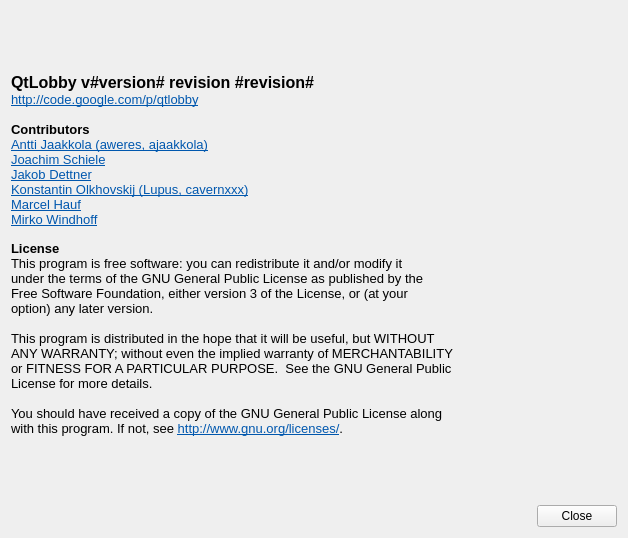
Above: ui/AboutWidget.ui from tizbac/qtlobby before the change. Below: the same form after it.
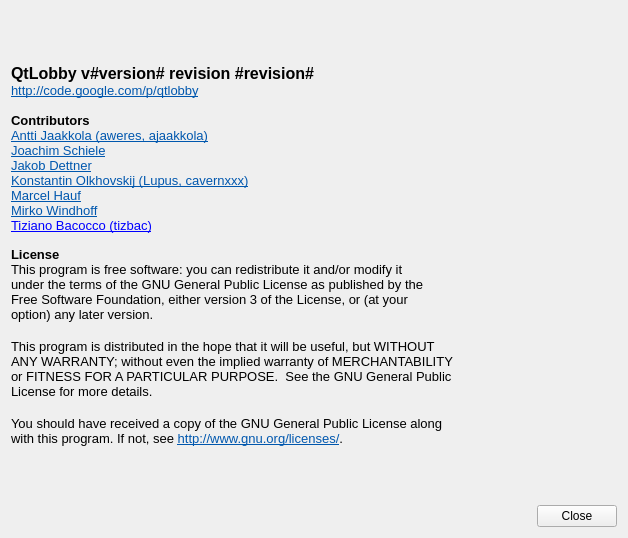
That is the form after the change. Icons and pictures are not drawn.

Commit message: Added me as contributor

Patch:
```diff
--- a/ui/AboutWidget.ui
+++ b/ui/AboutWidget.ui
@@ -42,30 +42,31 @@
         <string>&lt;!DOCTYPE HTML PUBLIC &quot;-//W3C//DTD HTML 4.0//EN&quot; &quot;http://www.w3.org/TR/REC-html40/strict.dtd&quot;&gt;
 &lt;html&gt;&lt;head&gt;&lt;meta name=&quot;qrichtext&quot; content=&quot;1&quot; /&gt;&lt;style type=&quot;text/css&quot;&gt;
 p, li { white-space: pre-wrap; }
-&lt;/style&gt;&lt;/head&gt;&lt;body style=&quot; font-family:'DejaVu Sans'; font-size:9pt; font-weight:400; font-style:normal;&quot;&gt;
+&lt;/style&gt;&lt;/head&gt;&lt;body style=&quot; font-family:'Sans Serif'; font-size:11pt; font-weight:400; font-style:normal;&quot;&gt;
 &lt;p style=&quot; margin-top:0px; margin-bottom:0px; margin-left:0px; margin-right:0px; -qt-block-indent:0; text-indent:0px;&quot;&gt;&lt;img src=&quot;#logo_icon#&quot; /&gt;&lt;/p&gt;
 &lt;p style=&quot; margin-top:0px; margin-bottom:0px; margin-left:0px; margin-right:0px; -qt-block-indent:0; text-indent:0px;&quot;&gt;&lt;span style=&quot; font-family:'Verdana'; font-size:12pt; font-weight:600;&quot;&gt;QtLobby v#version# revision #revision#&lt;/span&gt;&lt;/p&gt;
 &lt;p style=&quot; margin-top:0px; margin-bottom:0px; margin-left:0px; margin-right:0px; -qt-block-indent:0; text-indent:0px;&quot;&gt;&lt;a href=&quot;http://code.google.com/p/qtlobby/&quot;&gt;&lt;span style=&quot; font-family:'Verdana'; font-size:10pt; text-decoration: underline; color:#0057ae;&quot;&gt;http://code.google.com/p/qtlobby&lt;/span&gt;&lt;/a&gt;&lt;/p&gt;
-&lt;p style=&quot;-qt-paragraph-type:empty; margin-top:0px; margin-bottom:0px; margin-left:0px; margin-right:0px; -qt-block-indent:0; text-indent:0px; font-family:'Sans Serif'; font-size:10pt;&quot;&gt;&lt;/p&gt;
-&lt;p style=&quot; margin-top:0px; margin-bottom:0px; margin-left:0px; margin-right:0px; -qt-block-indent:0; text-indent:0px;&quot;&gt;&lt;span style=&quot; font-family:'Sans Serif'; font-size:10pt; font-weight:600;&quot;&gt;Contributors&lt;/span&gt;&lt;/p&gt;
+&lt;p style=&quot;-qt-paragraph-type:empty; margin-top:0px; margin-bottom:0px; margin-left:0px; margin-right:0px; -qt-block-indent:0; text-indent:0px; font-size:10pt;&quot;&gt;&lt;br /&gt;&lt;/p&gt;
+&lt;p style=&quot; margin-top:0px; margin-bottom:0px; margin-left:0px; margin-right:0px; -qt-block-indent:0; text-indent:0px;&quot;&gt;&lt;span style=&quot; font-size:10pt; font-weight:600;&quot;&gt;Contributors&lt;/span&gt;&lt;/p&gt;
 &lt;p style=&quot; margin-top:0px; margin-bottom:0px; margin-left:0px; margin-right:0px; -qt-block-indent:0; text-indent:0px;&quot;&gt;&lt;a href=&quot;http://code.google.com/u/ajaakkola/&quot;&gt;&lt;span style=&quot; font-family:'Verdana'; font-size:10pt; text-decoration: underline; color:#0057ae;&quot;&gt;Antti Jaakkola (aweres, ajaakkola)&lt;/span&gt;&lt;/a&gt;&lt;/p&gt;
 &lt;p style=&quot; margin-top:0px; margin-bottom:0px; margin-left:0px; margin-right:0px; -qt-block-indent:0; text-indent:0px;&quot;&gt;&lt;a href=&quot;http://lastlog.de&quot;&gt;&lt;span style=&quot; font-family:'Verdana'; font-size:10pt; text-decoration: underline; color:#0057ae;&quot;&gt;Joachim Schiele&lt;/span&gt;&lt;/a&gt;&lt;/p&gt;
 &lt;p style=&quot; margin-top:0px; margin-bottom:0px; margin-left:0px; margin-right:0px; -qt-block-indent:0; text-indent:0px;&quot;&gt;&lt;a href=&quot;http://jakob.dettner.de&quot;&gt;&lt;span style=&quot; font-family:'Verdana'; font-size:10pt; text-decoration: underline; color:#0057ae;&quot;&gt;Jakob Dettner&lt;/span&gt;&lt;/a&gt;&lt;/p&gt;
 &lt;p style=&quot; margin-top:0px; margin-bottom:0px; margin-left:0px; margin-right:0px; -qt-block-indent:0; text-indent:0px;&quot;&gt;&lt;a href=&quot;http://code.google.com/u/cavernxxx/&quot;&gt;&lt;span style=&quot; font-family:'Verdana'; font-size:10pt; text-decoration: underline; color:#0057ae;&quot;&gt;Konstantin Olkhovskij (Lupus, cavernxxx)&lt;/span&gt;&lt;/a&gt;&lt;/p&gt;
 &lt;p style=&quot; margin-top:0px; margin-bottom:0px; margin-left:0px; margin-right:0px; -qt-block-indent:0; text-indent:0px;&quot;&gt;&lt;a href=&quot;http://code.google.com/u/marcel.hauf/&quot;&gt;&lt;span style=&quot; font-family:'Verdana'; font-size:10pt; text-decoration: underline; color:#0057ae;&quot;&gt;Marcel Hauf&lt;/span&gt;&lt;/a&gt;&lt;/p&gt;
 &lt;p style=&quot; margin-top:0px; margin-bottom:0px; margin-left:0px; margin-right:0px; -qt-block-indent:0; text-indent:0px;&quot;&gt;&lt;a href=&quot;http://mirko.windhoff.net&quot;&gt;&lt;span style=&quot; font-family:'Verdana'; font-size:10pt; text-decoration: underline; color:#0057ae;&quot;&gt;Mirko Windhoff&lt;/span&gt;&lt;/a&gt;&lt;/p&gt;
-&lt;p style=&quot;-qt-paragraph-type:empty; margin-top:0px; margin-bottom:0px; margin-left:0px; margin-right:0px; -qt-block-indent:0; text-indent:0px;&quot;&gt;&lt;/p&gt;
-&lt;p style=&quot; margin-top:0px; margin-bottom:0px; margin-left:0px; margin-right:0px; -qt-block-indent:0; text-indent:0px;&quot;&gt;&lt;span style=&quot; font-family:'Sans Serif'; font-size:10pt; font-weight:600;&quot;&gt;License&lt;/span&gt;&lt;/p&gt;
-&lt;p style=&quot; margin-top:0px; margin-bottom:0px; margin-left:0px; margin-right:0px; -qt-block-indent:0; text-indent:0px;&quot;&gt;&lt;span style=&quot; font-family:'Sans Serif'; font-size:10pt;&quot;&gt;This program is free software: you can redistribute it and/or modify it &lt;/span&gt;&lt;/p&gt;
-&lt;p style=&quot; margin-top:0px; margin-bottom:0px; margin-left:0px; margin-right:0px; -qt-block-indent:0; text-indent:0px;&quot;&gt;&lt;span style=&quot; font-family:'Sans Serif'; font-size:10pt;&quot;&gt;under the terms of the GNU General Public License as published by the &lt;/span&gt;&lt;/p&gt;
-&lt;p style=&quot; margin-top:0px; margin-bottom:0px; margin-left:0px; margin-right:0px; -qt-block-indent:0; text-indent:0px;&quot;&gt;&lt;span style=&quot; font-family:'Sans Serif'; font-size:10pt;&quot;&gt;Free Software Foundation, either version 3 of the License, or (at your &lt;/span&gt;&lt;/p&gt;
-&lt;p style=&quot; margin-top:0px; margin-bottom:0px; margin-left:0px; margin-right:0px; -qt-block-indent:0; text-indent:0px;&quot;&gt;&lt;span style=&quot; font-family:'Sans Serif'; font-size:10pt;&quot;&gt;option) any later version.&lt;/span&gt;&lt;/p&gt;
-&lt;p style=&quot; margin-top:0px; margin-bottom:0px; margin-left:0px; margin-right:0px; -qt-block-indent:0; text-indent:0px;&quot;&gt;&lt;span style=&quot; font-family:'Sans Serif'; font-size:10pt;&quot;&gt;&lt;br /&gt;This program is distributed in the hope that it will be useful, but WITHOUT &lt;/span&gt;&lt;/p&gt;
-&lt;p style=&quot; margin-top:0px; margin-bottom:0px; margin-left:0px; margin-right:0px; -qt-block-indent:0; text-indent:0px;&quot;&gt;&lt;span style=&quot; font-family:'Sans Serif'; font-size:10pt;&quot;&gt;ANY WARRANTY; without even the implied warranty of MERCHANTABILITY &lt;/span&gt;&lt;/p&gt;
-&lt;p style=&quot; margin-top:0px; margin-bottom:0px; margin-left:0px; margin-right:0px; -qt-block-indent:0; text-indent:0px;&quot;&gt;&lt;span style=&quot; font-family:'Sans Serif'; font-size:10pt;&quot;&gt;or FITNESS FOR A PARTICULAR PURPOSE.  See the GNU General Public &lt;/span&gt;&lt;/p&gt;
-&lt;p style=&quot; margin-top:0px; margin-bottom:0px; margin-left:0px; margin-right:0px; -qt-block-indent:0; text-indent:0px;&quot;&gt;&lt;span style=&quot; font-family:'Sans Serif'; font-size:10pt;&quot;&gt;License for more details.&lt;/span&gt;&lt;/p&gt;
-&lt;p style=&quot; margin-top:0px; margin-bottom:0px; margin-left:0px; margin-right:0px; -qt-block-indent:0; text-indent:0px;&quot;&gt;&lt;span style=&quot; font-family:'Sans Serif'; font-size:10pt;&quot;&gt;&lt;br /&gt;You should have received a copy of the GNU General Public License along &lt;/span&gt;&lt;/p&gt;
-&lt;p style=&quot; margin-top:0px; margin-bottom:0px; margin-left:0px; margin-right:0px; -qt-block-indent:0; text-indent:0px;&quot;&gt;&lt;span style=&quot; font-family:'Sans Serif'; font-size:10pt;&quot;&gt;with this program. If not, see &lt;/span&gt;&lt;a href=&quot;http://www.gnu.org/licenses/&quot;&gt;&lt;span style=&quot; font-family:'Verdana'; font-size:10pt; text-decoration: underline; color:#0057ae;&quot;&gt;http://www.gnu.org/licenses/&lt;/span&gt;&lt;/a&gt;&lt;span style=&quot; font-family:'Sans Serif'; font-size:10pt;&quot;&gt;.&lt;/span&gt;&lt;/p&gt;&lt;/body&gt;&lt;/html&gt;</string>
+&lt;p style=&quot; margin-top:0px; margin-bottom:0px; margin-left:0px; margin-right:0px; -qt-block-indent:0; text-indent:0px;&quot;&gt;&lt;a href=&quot;http://github.com/tizbac&quot;&gt;&lt;span style=&quot; font-size:10pt; text-decoration: underline; color:#0000ff;&quot;&gt;Tiziano Bacocco (tizbac)&lt;/span&gt;&lt;/a&gt;&lt;/p&gt;
+&lt;p style=&quot;-qt-paragraph-type:empty; margin-top:0px; margin-bottom:0px; margin-left:0px; margin-right:0px; -qt-block-indent:0; text-indent:0px; font-family:'DejaVu Sans'; font-size:9pt;&quot;&gt;&lt;br /&gt;&lt;/p&gt;
+&lt;p style=&quot; margin-top:0px; margin-bottom:0px; margin-left:0px; margin-right:0px; -qt-block-indent:0; text-indent:0px;&quot;&gt;&lt;span style=&quot; font-size:10pt; font-weight:600;&quot;&gt;License&lt;/span&gt;&lt;/p&gt;
+&lt;p style=&quot; margin-top:0px; margin-bottom:0px; margin-left:0px; margin-right:0px; -qt-block-indent:0; text-indent:0px;&quot;&gt;&lt;span style=&quot; font-size:10pt;&quot;&gt;This program is free software: you can redistribute it and/or modify it &lt;/span&gt;&lt;/p&gt;
+&lt;p style=&quot; margin-top:0px; margin-bottom:0px; margin-left:0px; margin-right:0px; -qt-block-indent:0; text-indent:0px;&quot;&gt;&lt;span style=&quot; font-size:10pt;&quot;&gt;under the terms of the GNU General Public License as published by the &lt;/span&gt;&lt;/p&gt;
+&lt;p style=&quot; margin-top:0px; margin-bottom:0px; margin-left:0px; margin-right:0px; -qt-block-indent:0; text-indent:0px;&quot;&gt;&lt;span style=&quot; font-size:10pt;&quot;&gt;Free Software Foundation, either version 3 of the License, or (at your &lt;/span&gt;&lt;/p&gt;
+&lt;p style=&quot; margin-top:0px; margin-bottom:0px; margin-left:0px; margin-right:0px; -qt-block-indent:0; text-indent:0px;&quot;&gt;&lt;span style=&quot; font-size:10pt;&quot;&gt;option) any later version.&lt;/span&gt;&lt;/p&gt;
+&lt;p style=&quot; margin-top:0px; margin-bottom:0px; margin-left:0px; margin-right:0px; -qt-block-indent:0; text-indent:0px;&quot;&gt;&lt;span style=&quot; font-size:10pt;&quot;&gt;&lt;br /&gt;This program is distributed in the hope that it will be useful, but WITHOUT &lt;/span&gt;&lt;/p&gt;
+&lt;p style=&quot; margin-top:0px; margin-bottom:0px; margin-left:0px; margin-right:0px; -qt-block-indent:0; text-indent:0px;&quot;&gt;&lt;span style=&quot; font-size:10pt;&quot;&gt;ANY WARRANTY; without even the implied warranty of MERCHANTABILITY &lt;/span&gt;&lt;/p&gt;
+&lt;p style=&quot; margin-top:0px; margin-bottom:0px; margin-left:0px; margin-right:0px; -qt-block-indent:0; text-indent:0px;&quot;&gt;&lt;span style=&quot; font-size:10pt;&quot;&gt;or FITNESS FOR A PARTICULAR PURPOSE.  See the GNU General Public &lt;/span&gt;&lt;/p&gt;
+&lt;p style=&quot; margin-top:0px; margin-bottom:0px; margin-left:0px; margin-right:0px; -qt-block-indent:0; text-indent:0px;&quot;&gt;&lt;span style=&quot; font-size:10pt;&quot;&gt;License for more details.&lt;/span&gt;&lt;/p&gt;
+&lt;p style=&quot; margin-top:0px; margin-bottom:0px; margin-left:0px; margin-right:0px; -qt-block-indent:0; text-indent:0px;&quot;&gt;&lt;span style=&quot; font-size:10pt;&quot;&gt;&lt;br /&gt;You should have received a copy of the GNU General Public License along &lt;/span&gt;&lt;/p&gt;
+&lt;p style=&quot; margin-top:0px; margin-bottom:0px; margin-left:0px; margin-right:0px; -qt-block-indent:0; text-indent:0px;&quot;&gt;&lt;span style=&quot; font-size:10pt;&quot;&gt;with this program. If not, see &lt;/span&gt;&lt;a href=&quot;http://www.gnu.org/licenses/&quot;&gt;&lt;span style=&quot; font-family:'Verdana'; font-size:10pt; text-decoration: underline; color:#0057ae;&quot;&gt;http://www.gnu.org/licenses/&lt;/span&gt;&lt;/a&gt;&lt;span style=&quot; font-size:10pt;&quot;&gt;.&lt;/span&gt;&lt;/p&gt;&lt;/body&gt;&lt;/html&gt;</string>
        </property>
        <property name="openExternalLinks">
         <bool>true</bool>
```
The commit also changes 1 other file.
